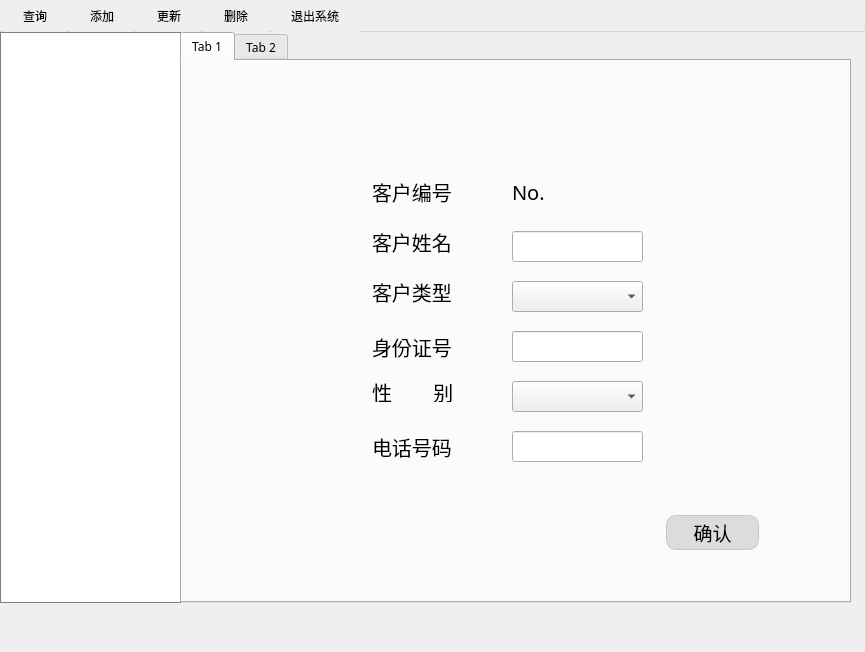
Greenhandyanjx/316new_flight, file MainWindow/flightmanager.ui: the form before one commit.
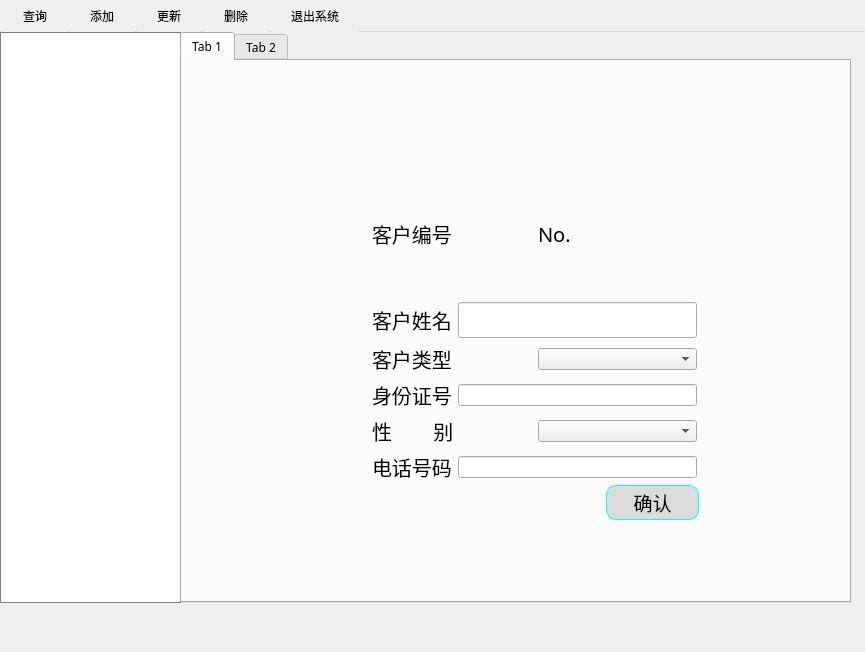
The form after the commit. The open tabs and pages were chosen to show the change. Icons and pictures are not drawn.

```diff
--- a/MainWindow/flightmanager.ui
+++ b/MainWindow/flightmanager.ui
@@ -561,8 +561,10 @@
         <property name="styleSheet">
          <string notr="true">QPushButton {
     background-color: rgb(220,220,220);/* 设置背景颜色 */
-    border: 1px solid rgb(200,200,200); /* 设置边框 */
-    border-radius: 10px;
+    border-style: solid;
+    border-width: 1px;
+    border-color: aqua;
+	border-radius: 10px;
     min-height: 25px;
     color: #000000; /* 设置文字颜色 */
     padding:4px 20px;
@@ -592,7 +594,11 @@
     background-color: rgb(44,133,240); /* 设置按钮被选中时的背景颜色 */
     color: #ffffff; /* 设置按钮被选中时的文字颜色 */
 }
-</string>
+#booktickettab{
+
+border-image:url(:/images/images/dark.jpg);
+
+}</string>
         </property>
         <widget class="QWidget" name="gridLayoutWidget_3">
          <property name="geometry">
@@ -611,6 +617,9 @@
               <family>华文楷体</family>
              </font>
             </property>
+            <property name="styleSheet">
+             <string notr="true"/>
+            </property>
             <property name="currentIndex">
              <number>1</number>
             </property>
@@ -624,15 +633,38 @@
              <attribute name="title">
               <string>Tab 1</string>
              </attribute>
+             <widget class="QPushButton" name="newokbutton">
+              <property name="geometry">
+               <rect>
+                <x>420</x>
+                <y>420</y>
+                <width>101</width>
+                <height>43</height>
+               </rect>
+              </property>
+              <property name="font">
+               <font>
+                <pointsize>14</pointsize>
+               </font>
+              </property>
+              <property name="text">
+               <string>确认</string>
+              </property>
+             </widget>
+             <widget class="QWidget" name="">
+              <property name="geometry">
+               <rect>
+                <x>190</x>
+                <y>110</y>
+                <width>325</width>
+                <height>311</height>
+               </rect>
+              </property>
+              <layout class="QVBoxLayout" name="verticalLayout_5">
+               <item>
+                <layout class="QHBoxLayout" name="horizontalLayout_4">
+                 <item>
              <widget class="QLabel" name="newnolabel">
-              <property name="geometry">
-               <rect>
-                <x>190</x>
-                <y>110</y>
-                <width>81</width>
-                <height>41</height>
-               </rect>
-              </property>
               <property name="font">
                <font>
                 <family>华文楷体</family>
@@ -645,15 +677,28 @@
                <string>客户编号</string>
               </property>
              </widget>
+                 </item>
+                 <item>
+                  <widget class="QLabel" name="newnoshow">
+                   <property name="font">
+                    <font>
+                     <family>华文楷体</family>
+                     <pointsize>15</pointsize>
+                     <italic>false</italic>
+                     <bold>false</bold>
+                    </font>
+                   </property>
+                   <property name="text">
+                    <string>No.</string>
+                   </property>
+                  </widget>
+                 </item>
+                </layout>
+               </item>
+               <item>
+                <layout class="QHBoxLayout" name="horizontalLayout_5">
+                 <item>
              <widget class="QLabel" name="newnamelabel">
-              <property name="geometry">
-               <rect>
-                <x>190</x>
-                <y>160</y>
-                <width>101</width>
-                <height>41</height>
-               </rect>
-              </property>
               <property name="font">
                <font>
                 <family>华文楷体</family>
@@ -666,30 +711,22 @@
                <string>客户姓名</string>
               </property>
              </widget>
+                 </item>
+                 <item>
              <widget class="QLineEdit" name="newnamedit">
-              <property name="geometry">
-               <rect>
-                <x>330</x>
-                <y>170</y>
-                <width>131</width>
-                <height>31</height>
-               </rect>
-              </property>
               <property name="font">
                <font>
                 <pointsize>18</pointsize>
                </font>
               </property>
              </widget>
+                 </item>
+                </layout>
+               </item>
+               <item>
+                <layout class="QHBoxLayout" name="horizontalLayout_6">
+                 <item>
              <widget class="QLabel" name="newtypelabel">
-              <property name="geometry">
-               <rect>
-                <x>190</x>
-                <y>210</y>
-                <width>101</width>
-                <height>41</height>
-               </rect>
-              </property>
               <property name="font">
                <font>
                 <family>华文楷体</family>
@@ -702,25 +739,16 @@
                <string>客户类型</string>
               </property>
              </widget>
-             <widget class="QComboBox" name="newtypeselect">
-              <property name="geometry">
-               <rect>
-                <x>330</x>
-                <y>220</y>
-                <width>131</width>
-                <height>31</height>
-               </rect>
-              </property>
-             </widget>
+                 </item>
+                 <item>
+                  <widget class="QComboBox" name="newtypeselect"/>
+                 </item>
+                </layout>
+               </item>
+               <item>
+                <layout class="QHBoxLayout" name="horizontalLayout_7">
+                 <item>
              <widget class="QLabel" name="newidlabel">
-              <property name="geometry">
-               <rect>
-                <x>190</x>
-                <y>270</y>
-                <width>91</width>
-                <height>31</height>
-               </rect>
-              </property>
               <property name="font">
                <font>
                 <family>华文楷体</family>
@@ -733,25 +761,16 @@
                <string>身份证号</string>
               </property>
              </widget>
-             <widget class="QLineEdit" name="newidedit">
-              <property name="geometry">
-               <rect>
-                <x>330</x>
-                <y>270</y>
-                <width>131</width>
-                <height>31</height>
-               </rect>
-              </property>
-             </widget>
+                 </item>
+                 <item>
+                  <widget class="QLineEdit" name="newidedit"/>
+                 </item>
+                </layout>
+               </item>
+               <item>
+                <layout class="QHBoxLayout" name="horizontalLayout_8">
+                 <item>
              <widget class="QLabel" name="newsexlabel">
-              <property name="geometry">
-               <rect>
-                <x>190</x>
-                <y>320</y>
-                <width>111</width>
-                <height>21</height>
-               </rect>
-              </property>
               <property name="font">
                <font>
                 <family>华文楷体</family>
@@ -764,25 +783,16 @@
                <string>性        别</string>
               </property>
              </widget>
-             <widget class="QComboBox" name="newsexshow">
-              <property name="geometry">
-               <rect>
-                <x>330</x>
-                <y>320</y>
-                <width>131</width>
-                <height>31</height>
-               </rect>
-              </property>
-             </widget>
+                 </item>
+                 <item>
+                  <widget class="QComboBox" name="newsexshow"/>
+                 </item>
+                </layout>
+               </item>
+               <item>
+                <layout class="QHBoxLayout" name="horizontalLayout_9">
+                 <item>
              <widget class="QLabel" name="newphonelabel">
-              <property name="geometry">
-               <rect>
-                <x>190</x>
-                <y>370</y>
-                <width>91</width>
-                <height>31</height>
-               </rect>
-              </property>
               <property name="font">
                <font>
                 <family>华文楷体</family>
@@ -795,54 +805,13 @@
                <string>电话号码</string>
               </property>
              </widget>
-             <widget class="QLineEdit" name="newphonedit">
-              <property name="geometry">
-               <rect>
-                <x>330</x>
-                <y>370</y>
-                <width>131</width>
-                <height>31</height>
-               </rect>
-              </property>
-             </widget>
-             <widget class="QPushButton" name="newokbutton">
-              <property name="geometry">
-               <rect>
-                <x>480</x>
-                <y>450</y>
-                <width>101</width>
-                <height>43</height>
-               </rect>
-              </property>
-              <property name="font">
-               <font>
-                <pointsize>14</pointsize>
-               </font>
-              </property>
-              <property name="text">
-               <string>确认</string>
-              </property>
-             </widget>
-             <widget class="QLabel" name="newnoshow">
-              <property name="geometry">
-               <rect>
-                <x>330</x>
-                <y>120</y>
-                <width>121</width>
-                <height>21</height>
-               </rect>
-              </property>
-              <property name="font">
-               <font>
-                <family>华文楷体</family>
-                <pointsize>15</pointsize>
-                <italic>false</italic>
-                <bold>false</bold>
-               </font>
-              </property>
-              <property name="text">
-               <string>No.</string>
-              </property>
+                 </item>
+                 <item>
+                  <widget class="QLineEdit" name="newphonedit"/>
+                 </item>
+                </layout>
+               </item>
+              </layout>
              </widget>
             </widget>
             <widget class="QWidget" name="booktickettab">
```
Left out of the diff: 34 changed lines with no effect on the pictures. Lines whose indentation alone changed are shown as unchanged.
